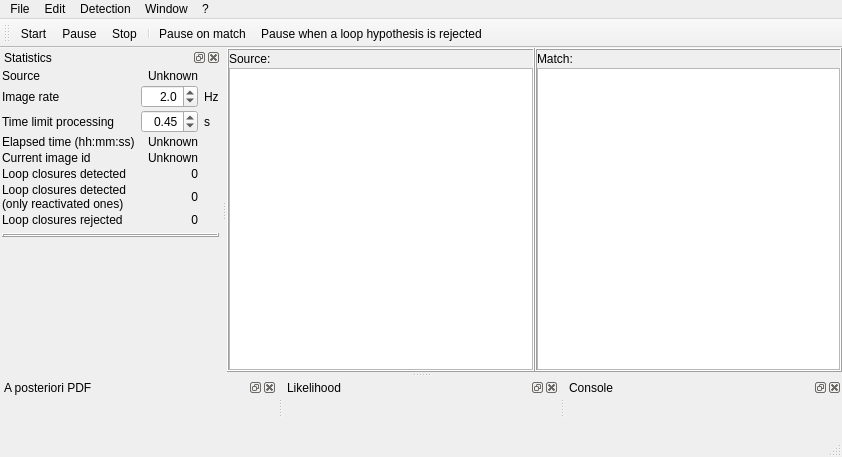
Old version of the form guilib/src/ui/mainWindow.ui in the repository introlab/rtabmap.
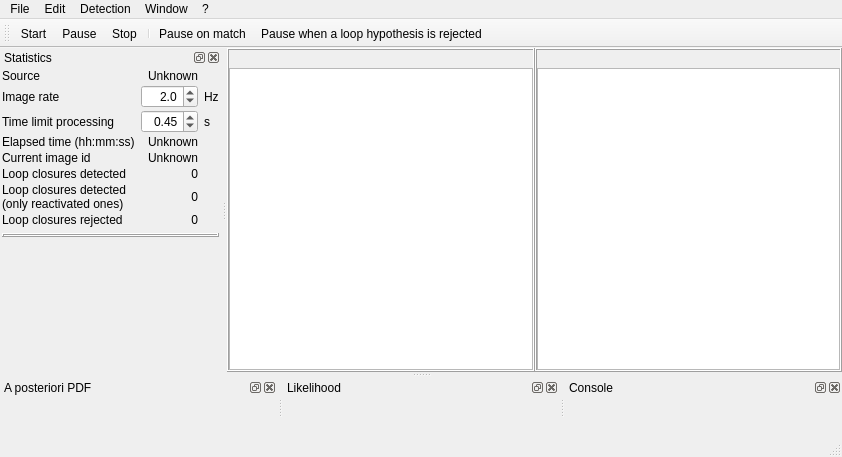
New version of the form. Icons and pictures are not drawn. Custom widgets are drawn as their Qt base class.

What changed in the file:
```diff
--- a/guilib/src/ui/mainWindow.ui
+++ b/guilib/src/ui/mainWindow.ui
@@ -45,22 +45,6 @@
        </property>
        <item>
         <layout class="QHBoxLayout" name="horizontalLayout_9">
-         <item>
-          <widget class="QLabel" name="label_22">
-           <property name="sizePolicy">
-            <sizepolicy hsizetype="Fixed" vsizetype="Preferred">
-             <horstretch>0</horstretch>
-             <verstretch>0</verstretch>
-            </sizepolicy>
-           </property>
-           <property name="text">
-            <string>Source:</string>
-           </property>
-           <property name="alignment">
-            <set>Qt::AlignLeading|Qt::AlignLeft|Qt::AlignVCenter</set>
-           </property>
-          </widget>
-         </item>
          <item>
           <widget class="QLabel" name="label_refId">
            <property name="minimumSize">
@@ -73,7 +57,7 @@
             <string/>
            </property>
            <property name="alignment">
-            <set>Qt::AlignLeading|Qt::AlignLeft|Qt::AlignVCenter</set>
+            <set>Qt::AlignCenter</set>
            </property>
           </widget>
          </item>
@@ -109,22 +93,6 @@
        </property>
        <item>
         <layout class="QHBoxLayout" name="horizontalLayout_4">
-         <item>
-          <widget class="QLabel" name="label_23">
-           <property name="sizePolicy">
-            <sizepolicy hsizetype="Fixed" vsizetype="Preferred">
-             <horstretch>0</horstretch>
-             <verstretch>0</verstretch>
-            </sizepolicy>
-           </property>
-           <property name="text">
-            <string>Match:</string>
-           </property>
-           <property name="alignment">
-            <set>Qt::AlignLeading|Qt::AlignLeft|Qt::AlignVCenter</set>
-           </property>
-          </widget>
-         </item>
          <item>
           <widget class="QLabel" name="label_matchId">
            <property name="minimumSize">
@@ -137,7 +105,7 @@
             <string/>
            </property>
            <property name="alignment">
-            <set>Qt::AlignLeading|Qt::AlignLeft|Qt::AlignVCenter</set>
+            <set>Qt::AlignCenter</set>
            </property>
           </widget>
          </item>
```
Left out of the diff: 2 changed lines with no effect on the pictures.
